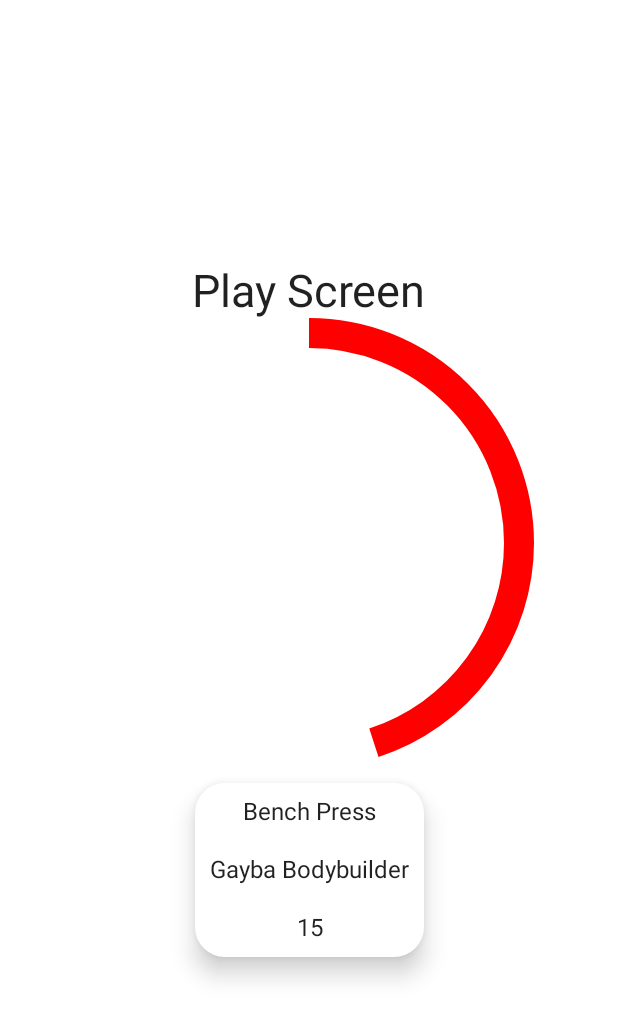
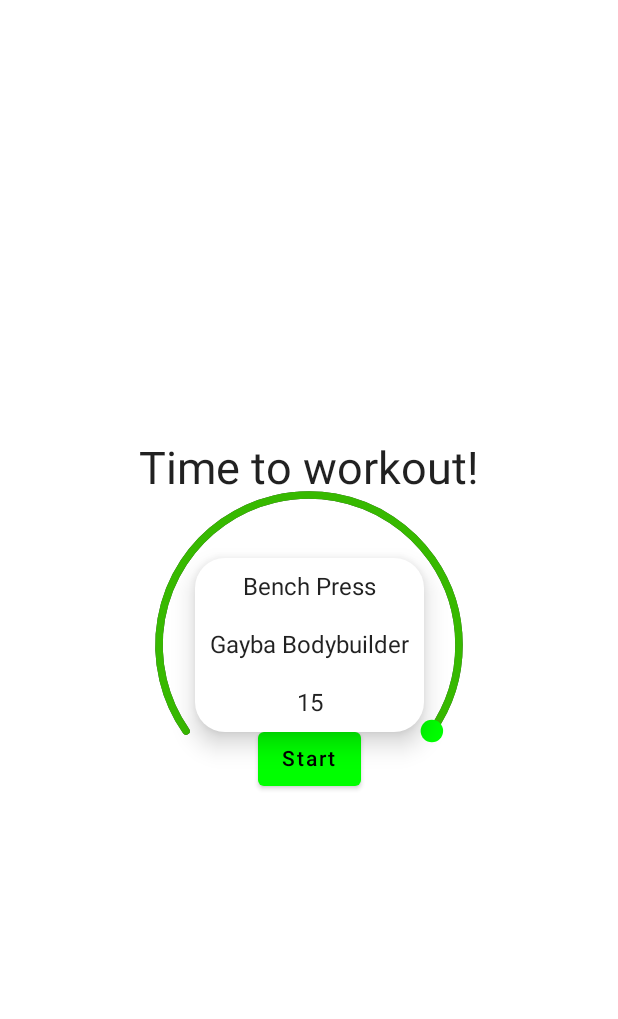
Before and after one commit to martinhecht01/step-mobile, an Android app built with Jetpack Compose: the composable PlayScreen shown on its own in the app's theme, on a phone screen of 412 x 824 dp. Shown: the top 1019 px of the screen. Run offline under Robolectric (Android 15) with nearby library versions, the phone set to English and light mode, and no system bars.

Commit message:
workout screen commitment to prosperity

```diff
--- a/app/src/main/java/com/example/step_mobile/screens/PlayScreen.kt
+++ b/app/src/main/java/com/example/step_mobile/screens/PlayScreen.kt
@@ -2,7 +2,6 @@ package com.example.step_mobile
 
 import androidx.compose.foundation.Canvas
 import androidx.compose.foundation.layout.*
-import androidx.compose.material.CircularProgressIndicator
 import androidx.compose.material.Text
 import androidx.compose.runtime.Composable
 import androidx.compose.ui.Alignment
@@ -12,6 +11,149 @@ import androidx.compose.ui.res.stringResource
 import androidx.compose.ui.unit.dp
 import androidx.compose.ui.unit.sp
 import com.example.step_mobile.components.ExerciseCard
+import androidx.compose.foundation.layout.Box
+import androidx.compose.foundation.layout.fillMaxSize
+import androidx.compose.foundation.layout.size
+import androidx.compose.material.*
+import androidx.compose.runtime.*
+import androidx.compose.ui.geometry.Offset
+import androidx.compose.ui.geometry.Size
+import androidx.compose.ui.graphics.PointMode
+import androidx.compose.ui.graphics.StrokeCap
+import androidx.compose.ui.graphics.drawscope.Stroke
+import androidx.compose.ui.layout.onSizeChanged
+import androidx.compose.ui.text.font.FontWeight
+import androidx.compose.ui.unit.Dp
+import androidx.compose.ui.unit.IntSize
+
+import kotlinx.coroutines.delay
+import kotlin.math.PI
+import kotlin.math.cos
+import kotlin.math.sin
+
+@Composable
+fun Timer(
+
+
+    totalTime: Long,
+
+
+    handleColor: Color,
+
+
+    inactiveBarColor: Color,
+
+
+    activeBarColor: Color,
+    modifier: Modifier = Modifier,
+
+
+    initialValue: Float = 1f,
+    strokeWidth: Dp = 5.dp
+) {
+    //creamos las variables
+    var size by remember {
+        mutableStateOf(IntSize.Zero)
+    }
+    var value by remember {
+        mutableStateOf(initialValue)
+    }
+
+    var currentTime by remember {
+        mutableStateOf(totalTime)
+    }
+
+    var isTimerRunning by remember {
+        mutableStateOf(false)
+    }
+    LaunchedEffect(key1 = currentTime, key2 = isTimerRunning) {
+        if(currentTime > 0 && isTimerRunning) {
+            delay(100L)
+            currentTime -= 100L
+            value = currentTime / totalTime.toFloat()
+        }
+    }
+    Box(
+        contentAlignment = Alignment.Center,
+        modifier = modifier
+            .onSizeChanged {
+                size = it
+            }
+    ) {
+        // draw the timer
+        Canvas(modifier = modifier) {
+            // bar inactivo
+            drawArc(
+                color = inactiveBarColor,
+                startAngle = -215f,
+                sweepAngle = 250f,
+                useCenter = false,
+                size = Size(size.width.toFloat(), size.height.toFloat()),
+
+
+                style = Stroke(strokeWidth.toPx(), cap = StrokeCap.Round)
+            )
+
+            drawArc(
+                color = activeBarColor,
+                startAngle = -215f,
+                sweepAngle = 250f * value,
+                useCenter = false,
+                size = Size(size.width.toFloat(), size.height.toFloat()),
+
+
+                style = Stroke(strokeWidth.toPx(), cap = StrokeCap.Round)
+            )
+            // calculamo donde va el circulito
+            val center = Offset(size.width / 2f, size.height / 2f)
+            val beta = (250f * value + 145f) * (PI / 180f).toFloat()
+            val r = size.width / 2f
+            val a = cos(beta) * r
+            val b = sin(beta) * r
+            // este es el circulito q da vueltas
+            drawPoints(
+                listOf(Offset(center.x + a, center.y + b)),
+                pointMode = PointMode.Points,
+                color = handleColor,
+                strokeWidth = (strokeWidth * 3f).toPx(),
+                cap = StrokeCap.Round
+            )
+        }
+        // aca le pasas el tiempo papurri
+        Text(
+            text = (currentTime / 1000L).toString(),
+            fontSize = 44.sp,
+            fontWeight = FontWeight.Bold,
+            color = Color.White
+        )
+        // crea el boton paa
+        Button(
+            onClick = {
+                if(currentTime <= 0L) {
+                    currentTime = totalTime
+                    isTimerRunning = true
+                } else {
+                    isTimerRunning = !isTimerRunning
+                }
+            },
+            modifier = Modifier.align(Alignment.BottomCenter),
+
+            colors = ButtonDefaults.buttonColors(
+                backgroundColor = if (!isTimerRunning || currentTime <= 0L) {
+                    Color.Green
+                } else {
+                    Color.Red
+                }
+            )
+        ) {
+            Text(
+                text = if (isTimerRunning && currentTime >= 0L) "Stop"
+                else if (!isTimerRunning && currentTime >= 0L) "Start"
+                else "Restart"
+            )
+        }
+    }
+}
 
 @Composable
 fun PlayScreen() {
@@ -23,14 +165,19 @@ fun PlayScreen() {
             text = stringResource(id = R.string.play_screen),
             fontSize = 30.sp
         )
-        CircularProgressIndicator(
-                progress = 0.45f,
-                color = Color.Red,
-                modifier = Modifier.then(Modifier.size(300.dp)),
-                strokeWidth = 20.dp
-        )
+        Box(
+            contentAlignment = Alignment.Center
+        ) {
+            Timer(
+                totalTime = 100L * 1000L,
+                handleColor = Color.Green,//TODO: habria que pasarle bien los colores q no se muy bien como se hace
+                inactiveBarColor = Color.DarkGray,
+                activeBarColor = Color(0xFF37B900),
+                modifier = Modifier.size(200.dp)
+            )
         ExerciseCard("Bench Press", "Gayba Bodybuilder",15)
 
 
     }
 }
+}
--- a/app/src/main/res/values/strings.xml
+++ b/app/src/main/res/values/strings.xml
@@ -2,6 +2,6 @@
     <string name="app_name">step-mobile</string>
     <string name="home_screen">Home Screen</string>
     <string name="search_screen">Search Screen</string>
-    <string name="play_screen">Play Screen</string>
+    <string name="play_screen">Time to workout!</string>
     <string name="my_workouts_screen">My Workouts Screen</string>
 </resources>
```
